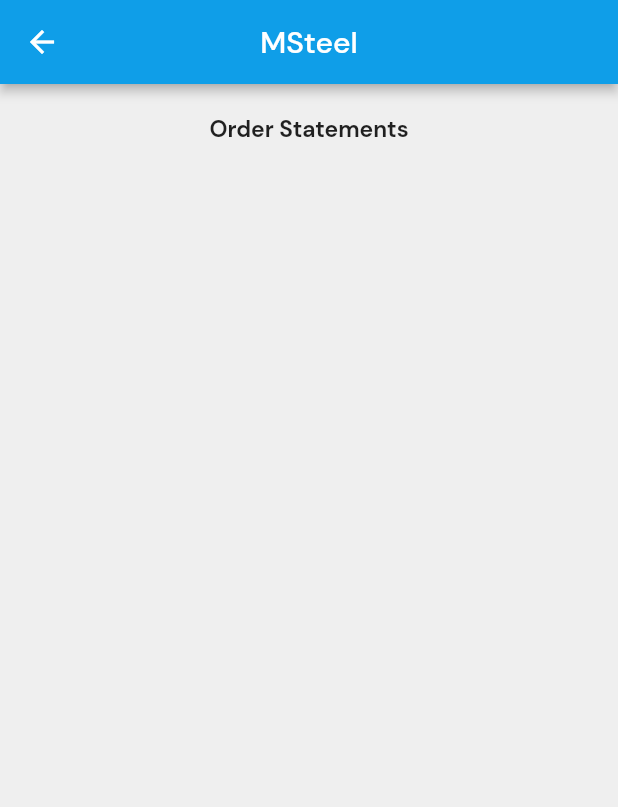
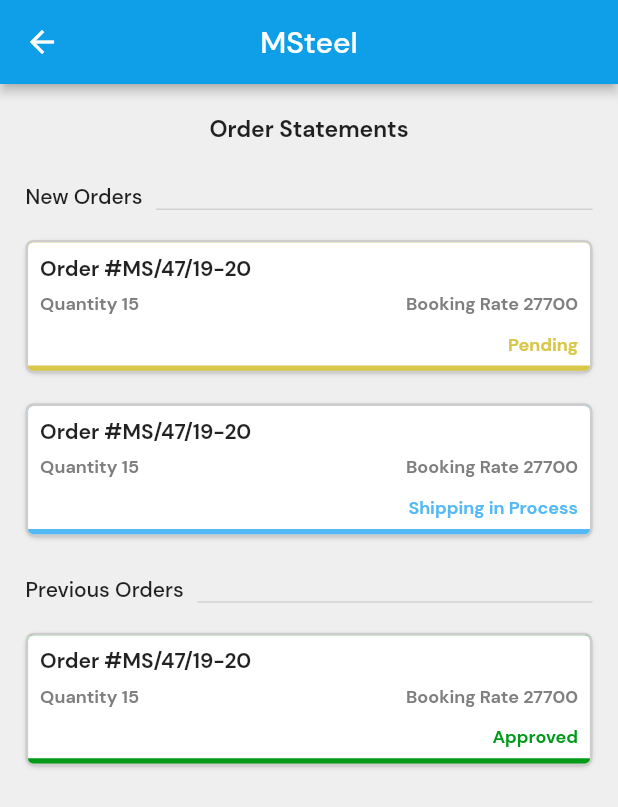
Before and after one commit to hackINdna/MSteel_App, a Flutter app: the MyOrdersScreen screen opened by its route, on a phone screen of 412 x 824 dp. Shown: the top 807 px of the screen. Run offline on Flutter 3.47's test engine with Material 2 defaults, Android fonts, the phone set to English and light mode, and no system bars; our stand-ins replace image_picker, marquee, pin_code_fields, shared_preferences; accounts and stored records are empty; generated files the repository leaves out were written again; project files that could hold a hidden picture were left out.

Commit message:
made orderStatements screen

```diff
--- /dev/null
+++ b/lib/data_models/models.dart
@@ -0,0 +1,12 @@
+import 'package:m_steel/util/general.dart';
+
+class OrderStatementData {
+  String orderNumber, quantity, bookingRate;
+  StatusContent status;
+  OrderStatementData({
+    required this.orderNumber,
+    required this.quantity,
+    required this.bookingRate,
+    required this.status,
+  });
+}
--- /dev/null
+++ b/lib/data_models/sample_data.dart
@@ -0,0 +1,29 @@
+//sample order statements list
+import 'package:flutter/cupertino.dart';
+import 'package:m_steel/data_models/models.dart';
+import 'package:m_steel/util/general.dart';
+
+List<OrderStatementData> getSampleOrderStatementsNEW(BuildContext context) {
+  return [
+    OrderStatementData(
+        orderNumber: "MS/47/19-20",
+        quantity: "15",
+        status: OrderStatus.of(context).pending,
+        bookingRate: "27700"),
+    OrderStatementData(
+        orderNumber: "MS/47/19-20",
+        quantity: "15",
+        status: OrderStatus.of(context).shippingInProcess,
+        bookingRate: "27700"),
+  ];
+}
+
+List<OrderStatementData> getSampleOrderStatementsOLD(BuildContext context) {
+  return [
+    OrderStatementData(
+        orderNumber: "MS/47/19-20",
+        quantity: "15",
+        status: OrderStatus.of(context).approved,
+        bookingRate: "27700"),
+  ];
+}
--- a/lib/l10n/app_en.arb
+++ b/lib/l10n/app_en.arb
@@ -30,6 +30,18 @@
     }
   },
 
-  "orderStatements": "Order Statements"
+  "pending": "Pending",
+  "completed": "Completed",
+  "incompleted": "Incompleted",
+  "approved": "Approved",
+  "declined": "Declined",
+  "shippingInProcess": "Shipping in Process",
+  "quantity": "Quantity",
+  "bookingRate": "Booking Rate",
+  "order": "Order",
+
+  "orderStatements": "Order Statements",
+  "newOrders": "New Orders",
+  "previousOrders": "Previous Orders"
 
 }
--- a/lib/main.dart
+++ b/lib/main.dart
@@ -64,7 +64,7 @@
         fontFamily: "DMSans",
       ),
       routes: {
-        "/": (context) => const HomeScreen(), //const SplashScreen()
+        "/": (context) => const MyOrdersScreen(), //const SplashScreen()
         SplashScreen.routeName: (context) => const SplashScreen(),
         LoginScreen.routeName: (context) => const LoginScreen(),
         SignupScreen.routeName: (context) => const SignupScreen(),
--- a/lib/my_orders.dart
+++ b/lib/my_orders.dart
@@ -1,6 +1,10 @@
 import 'package:flutter/material.dart';
+import 'package:m_steel/data_models/models.dart';
+import 'package:m_steel/data_models/sample_data.dart';
 import 'package:m_steel/util/general.dart';
 import 'package:m_steel/util/language_constants.dart';
+import 'package:m_steel/widgets/box_text_widgets.dart';
+import 'package:m_steel/widgets/order_statement_box.dart';
 
 class MyOrdersScreen extends StatefulWidget {
   const MyOrdersScreen({super.key});
@@ -12,11 +16,15 @@
 }
 
 class _MyOrdersScreenState extends State<MyOrdersScreen> {
+  late final List<OrderStatementData> sampleNewStatements, sampleOldStatements;
   @override
   Widget build(BuildContext context) {
+    sampleNewStatements = getSampleOrderStatementsNEW(context);
+    sampleOldStatements = getSampleOrderStatementsOLD(context);
     return Scaffold(
       appBar: generalAppbar(),
       body: SingleChildScrollView(
+        physics: const ScrollPhysics(),
         child: Padding(
           padding: const EdgeInsets.symmetric(horizontal: 17, vertical: 20),
           child: Column(
@@ -24,9 +32,46 @@
             children: [
               headingText(transText(context).orderStatements),
               const SizedBox(height: 26),
+              dividerHeading(transText(context).newOrders),
+              const SizedBox(height: 20),
+              ListView.separated(
+                physics: const NeverScrollableScrollPhysics(),
+                shrinkWrap: true,
+                itemBuilder: (context, index) =>
+                    statementBoxMaker(sampleNewStatements, index),
+                separatorBuilder: (context, index) =>
+                    const SizedBox(height: 20),
+                itemCount: sampleNewStatements.length,
+              ),
+              const SizedBox(height: 26),
+              dividerHeading(transText(context).previousOrders),
+              const SizedBox(height: 20),
+              ListView.separated(
+                physics: const NeverScrollableScrollPhysics(),
+                shrinkWrap: true,
+                itemBuilder: (context, index) =>
+                    statementBoxMaker(sampleOldStatements, index),
+                separatorBuilder: (context, index) =>
+                    const SizedBox(height: 20),
+                itemCount: sampleOldStatements.length,
+              ),
             ],
           ),
-      )),
+        ),
+      ),
+    );
+  }
+
+  OrderStatement statementBoxMaker(
+      List<OrderStatementData> statementList, int index) {
+    return OrderStatement(
+      orderNumber: statementList[index].orderNumber,
+      quantity: statementList[index].quantity,
+      bookingRate: statementList[index].bookingRate,
+      status: statementList[index].status,
+      onTap: () {
+        print("tapped");
+      },
     );
   }
 }
--- a/lib/util/general.dart
+++ b/lib/util/general.dart
@@ -13,15 +13,87 @@
 const offWhiteBG = Color(0xffEFEFEF);
 const appBlueBg = Color(0xff0F9EE8);
 const boxBorderColor = Color(0xffCDCDCD);
-const Map<String, Color> statusColors = {
-  "completed": Color(0xff009A19),
-  "incompleted": Color(0xffE11212),
-  "pending": Color(0xffD9C749),
-  "approved": Color(0xff009A19),
-  "shippingInProcess": Color(0xff53BAF7),
-  "grayText": Color(0xFF7E7E7E),
-  "sectionDivider": Color(0xffCDCDCD),
-};
+
+class BoxColors {
+  BoxColors._();
+  static const completed = Color(0xff009A19);
+  static const incompleted = Color(0xffE11212);
+  static const pending = Color(0xffD9C749);
+  static const approved = Color(0xff009A19);
+  static const shippingInProcess = Color(0xff53BAF7);
+  static const grayText = Color(0xFF7E7E7E);
+  static const border = Color(0xffCDCDCD);
+}
+
+class StatusContent {
+  final Text textWidget;
+  final Color color;
+  StatusContent({required this.textWidget, required this.color});
+}
+
+class OrderStatus {
+  final BuildContext context;
+  late StatusContent completed,
+      incompleted,
+      pending,
+      approved,
+      shippingInProcess,
+      declined;
+  OrderStatus.of(this.context) {
+    completed = StatusContent(
+      textWidget:
+          _text(transText(context).completed, _style(BoxColors.completed)),
+      color: BoxColors.completed,
+    );
+    incompleted = StatusContent(
+      textWidget:
+          _text(transText(context).incompleted, _style(BoxColors.incompleted)),
+      color: BoxColors.incompleted,
+    );
+    pending = StatusContent(
+      textWidget: _text(
+        transText(context).pending,
+        _style(BoxColors.pending),
+      ),
+      color: BoxColors.pending,
+    );
+    approved = StatusContent(
+      textWidget: _text(
+        transText(context).approved,
+        _style(BoxColors.approved),
+      ),
+      color: BoxColors.approved,
+    );
+    shippingInProcess = StatusContent(
+      textWidget: _text(
+        transText(context).shippingInProcess,
+        _style(BoxColors.shippingInProcess),
+      ),
+      color: BoxColors.shippingInProcess,
+    );
+    declined = StatusContent(
+      textWidget: _text(
+        transText(context).declined,
+        _style(BoxColors.incompleted),
+      ),
+      color: BoxColors.incompleted,
+    );
+  }
+  TextStyle _style(Color color) => TextStyle(
+        fontWeight: FontWeight.bold,
+        fontSize: 12,
+        color: color,
+      );
+  Text _text(String text, TextStyle style) {
+    return Text(
+      text,
+      style: style,
+      textAlign: TextAlign.right,
+    );
+  }
+}
+
+var s = Colors;
 const themeColors = <Color>[
   Color(0xff76C0B6),
   Color(0xff34A2B4),
@@ -272,3 +344,27 @@
     return null;
   }
 }
+
+//divider heading
+Row dividerHeading(String text) {
+  return Row(
+    crossAxisAlignment: CrossAxisAlignment.end,
+    children: [
+      Padding(
+        padding: const EdgeInsets.only(right: 9),
+        child: Text(
+          text,
+          style: const TextStyle(
+            fontWeight: FontWeight.w500,
+          ),
+        ),
+      ),
+      const Expanded(
+        child: Divider(
+          thickness: 1,
+          height: 0,
+        ),
+      )
+    ],
+  );
+}
--- /dev/null
+++ b/lib/widgets/box_text_widgets.dart
@@ -0,0 +1,29 @@
+import 'package:flutter/material.dart';
+import 'package:m_steel/util/general.dart';
+
+class BoxHeadingText extends StatelessWidget {
+  final String text;
+  const BoxHeadingText(this.text, {super.key});
+
+  @override
+  Widget build(BuildContext context) {
+    return Text(
+      text,
+      style: const TextStyle(fontWeight: FontWeight.bold),
+    );
+  }
+}
+
+class BoxGrayText extends StatelessWidget {
+  final String text;
+  const BoxGrayText(this.text, {super.key});
+
+  @override
+  Widget build(BuildContext context) {
+    return Text(
+      text,
+      style: const TextStyle(
+          fontSize: 12, color: BoxColors.grayText, fontWeight: FontWeight.w600),
+    );
+  }
+}
--- /dev/null
+++ b/lib/widgets/order_statement_box.dart
@@ -0,0 +1,100 @@
+import 'package:flutter/material.dart';
+import 'package:m_steel/util/language_constants.dart';
+import 'package:m_steel/widgets/box_text_widgets.dart';
+
+import '../util/general.dart';
+
+class OrderStatement extends StatelessWidget {
+  final String orderNumber, bookingRate, quantity;
+  //use OrderStatus class to provide StatusContent
+  final StatusContent status;
+  final void Function()? onTap;
+  const OrderStatement({
+    super.key,
+    required this.orderNumber,
+    required this.quantity,
+    required this.bookingRate,
+    required this.status,
+    this.onTap,
+  });
+
+  @override
+  Widget build(BuildContext context) {
+    return Container(
+      padding: const EdgeInsets.only(bottom: 3.5),
+      decoration: BoxDecoration(
+        color: status.color,
+        border: Border.all(width: 1.7, color: BoxColors.border),
+        borderRadius: BorderRadius.circular(5.1),
+        boxShadow: const [
+          BoxShadow(
+            color: Color.fromARGB(255, 158, 158, 158), //New
+            blurRadius: 3.0,
+            spreadRadius: -2,
+            offset: Offset(0, 1),
+          ),
+        ],
+      ),
+      child: Material(
+        borderRadius: const BorderRadius.only(
+            topLeft: Radius.circular(3.5), topRight: Radius.circular(3.5)),
+        color: Colors.white,
+        child: InkWell(
+          onTap: () => onTap,
+          child: Padding(
+            padding:
+                const EdgeInsets.only(top: 8, left: 8, right: 8, bottom: 6),
+            child: Column(
+              crossAxisAlignment: CrossAxisAlignment.stretch,
+              children: [
+                BoxHeadingText("${transText(context).order} #$orderNumber"),
+                const SizedBox(height: 7),
+                Row(
+                  mainAxisAlignment: MainAxisAlignment.spaceBetween,
+                  children: [
+                    BoxGrayText("${transText(context).quantity} $quantity"),
+                    BoxGrayText(
+                        "${transText(context).bookingRate} $bookingRate"),
+                  ],
+                ),
+                const SizedBox(height: 11),
+                status.textWidget,
+              ],
+            ),
+          ),
+        ),
+      ),
+    );
+  }
+}
+
+//Layout using ClipRRect
+// Container(
+//                 decoration: BoxDecoration(
+//                   borderRadius: BorderRadius.circular(5.1),
+//                   border: Border.all(width: 1.7, color: BoxColors.border),
+//                   boxShadow: const [
+//                     BoxShadow(
+//                       color: Color.fromARGB(255, 158, 158, 158), //New
+//                       blurRadius: 3.0,
+//                       spreadRadius: -2,
+//                       offset: Offset(0, 1),
+//                     ),
+//                   ],
+//                 ),
+//                 //surfaceTintColor: ,
+//                 child: ClipRRect(
+//                   borderRadius: BorderRadius.circular(3),
+//                   child: Container(
+//                     height: 100,
+//                     decoration: const BoxDecoration(
+//                       border: Border(
+//                         bottom:
+//                             BorderSide(width: 3.5, color: BoxColors.approved),
+//                       ),
+//                       color: Colors.white,
+//                     ),
+//                     child: const Center(child: Text("Content")),
+//                   ),
+//                 ),
+//               ),
```
Lines whose indentation alone changed are shown as unchanged.
